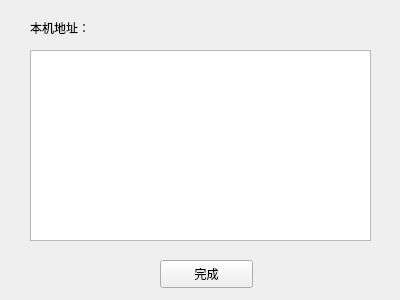
First picture: the form in tcpsocket/ipaddr.ui, repository ningzichun/socket, before the edit.
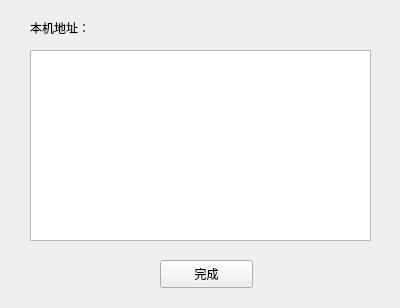
Second picture: the form after the edit.

Diff of the .ui file:
```diff
--- a/tcpsocket/ipaddr.ui
+++ b/tcpsocket/ipaddr.ui
@@ -7,7 +7,7 @@
     <x>0</x>
     <y>0</y>
     <width>400</width>
-    <height>300</height>
+    <height>308</height>
    </rect>
   </property>
   <property name="windowTitle">
```
